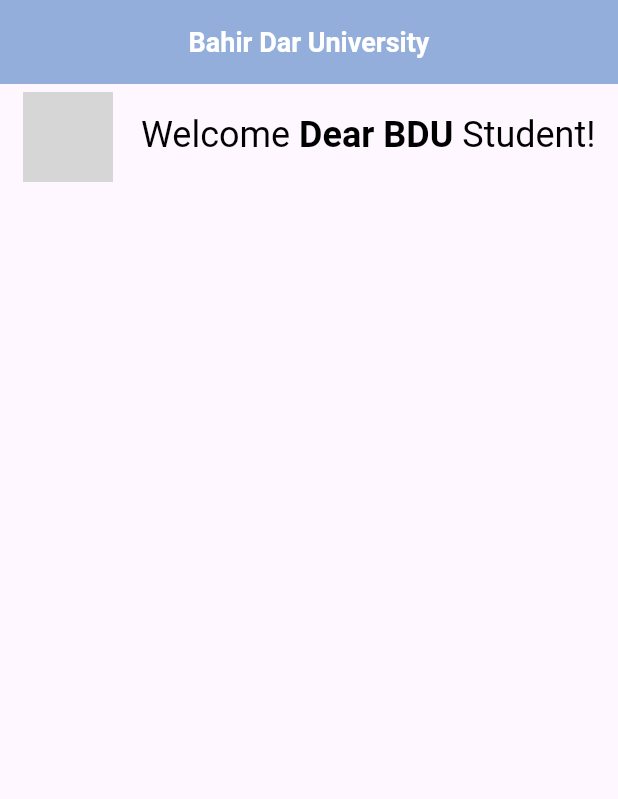
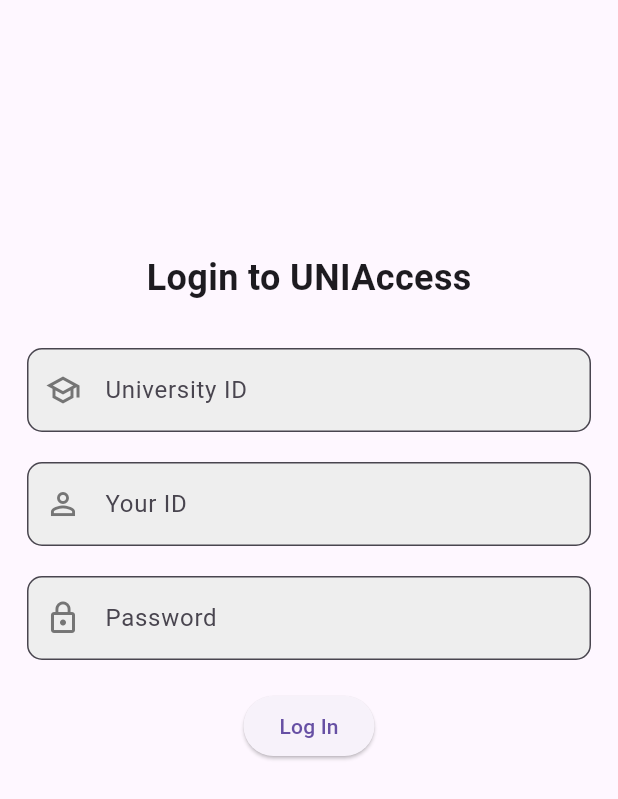
Before and after one commit to a-abrham/UniAccess, a Flutter app: the screen it shows after launch, on a phone screen of 412 x 824 dp. Shown: the top 799 px of the screen. Run offline on Flutter 3.47's test engine with Material 3 defaults, Android fonts, the light colour scheme and no system bars; grey boxes are pictures that could not be loaded.

Commit message:
login page

```diff
--- /dev/null
+++ b/lib/login.dart
@@ -0,0 +1,131 @@
+import 'package:flutter/material.dart';
+import 'package:http/http.dart' as http;
+import 'student_page.dart';
+
+class Login extends StatefulWidget {
+  const Login({super.key});
+
+  @override
+  // ignore: library_private_types_in_public_api
+  _LoginState createState() => _LoginState();
+}
+
+class _LoginState extends State<Login> {
+  final TextEditingController universityIdController = TextEditingController();
+  final TextEditingController yourIdController = TextEditingController();
+  final TextEditingController passwordController = TextEditingController();
+
+  Future<void> _login() async {
+    final universityId = universityIdController.text;
+    final yourId = yourIdController.text;
+    final password = passwordController.text;
+
+    if (universityId.isEmpty || yourId.isEmpty || password.isEmpty) {
+      return;
+    }
+
+    try {
+      final response = await http.post(
+        Uri.parse('http://10.0.2.2:3005/login'),
+        body: {
+          'universityId': universityId,
+          'yourId': yourId,
+          'password': password,
+        },
+      );
+
+      if (response.statusCode == 200) {
+        debugPrint('Success');
+        debugPrint(response.body);
+        Navigator.push(
+          // ignore: use_build_context_synchronously
+          context,
+          MaterialPageRoute(
+              builder: (context) =>
+                  StudentPage(student_details: response.body)),
+        );
+      } else {
+        debugPrint('Failed');
+      }
+    } catch (e) {
+      debugPrint('Error: $e');
+    }
+  }
+
+  @override
+  Widget build(BuildContext context) {
+    return Scaffold(
+      body: Padding(
+        padding: const EdgeInsets.all(18.0),
+        child: SingleChildScrollView(
+          child: Column(
+            mainAxisAlignment: MainAxisAlignment.start,
+            crossAxisAlignment: CrossAxisAlignment.center,
+            children: [
+              Container(
+                margin: const EdgeInsets.fromLTRB(0, 150, 0, 0),
+                child: const Text(
+                  'Login to UNIAccess',
+                  style: TextStyle(fontWeight: FontWeight.bold, fontSize: 24),
+                ),
+              ),
+              const SizedBox(height: 30),
+              TextField(
+                controller: universityIdController,
+                decoration: InputDecoration(
+                  labelText: 'University ID',
+                  border: OutlineInputBorder(
+                    borderRadius: BorderRadius.circular(10.0),
+                  ),
+                  hintText: 'Enter your university ID',
+                  hintStyle: TextStyle(color: Colors.grey[400]),
+                  prefixIcon:
+                      Icon(Icons.school_outlined, color: Colors.grey[600]),
+                  filled: true,
+                  fillColor: Colors.grey[200],
+                ),
+              ),
+              const SizedBox(height: 20),
+              TextField(
+                controller: yourIdController,
+                decoration: InputDecoration(
+                  labelText: 'Your ID',
+                  border: OutlineInputBorder(
+                    borderRadius: BorderRadius.circular(10.0),
+                  ),
+                  hintText: 'Enter your ID',
+                  hintStyle: TextStyle(color: Colors.grey[400]),
+                  prefixIcon:
+                      Icon(Icons.perm_identity, color: Colors.grey[600]),
+                  filled: true,
+                  fillColor: Colors.grey[200],
+                ),
+              ),
+              const SizedBox(height: 20),
+              TextField(
+                controller: passwordController,
+                obscureText: true,
+                decoration: InputDecoration(
+                  labelText: 'Password',
+                  border: OutlineInputBorder(
+                    borderRadius: BorderRadius.circular(10.0),
+                  ),
+                  hintText: 'Enter your Password',
+                  hintStyle: TextStyle(color: Colors.grey[400]),
+                  prefixIcon: Icon(Icons.lock_outline, color: Colors.grey[600]),
+                  filled: true,
+                  fillColor: Colors.grey[200],
+                ),
+              ),
+              const SizedBox(height: 20),
+              ElevatedButton(
+                onPressed: _login,
+                child: const Text('Log In'),
+              )
+            ],
+          ),
+        ),
+      ),
+    );
+  }
+}
--- a/lib/main.dart
+++ b/lib/main.dart
@@ -1,5 +1,5 @@
 import 'package:flutter/material.dart';
-import 'header.dart';
+import 'login.dart';
 
 void main() {
   runApp(const App());
@@ -10,19 +10,8 @@
 
   @override
   Widget build(BuildContext context) {
-    return MaterialApp(
-      home: Scaffold(
-        appBar: AppBar(
-          title: const Text('Bahir Dar University'),
-          centerTitle: true,
-          backgroundColor: const Color.fromARGB(255, 148, 174, 220),
-          titleTextStyle: const TextStyle(
-            fontWeight: FontWeight.bold,
-            fontSize: 18,
-          ),
-        ),
-        body: const Header(),
-      ),
+    return const MaterialApp(
+      home: Login(),
     );
   }
 }
```
